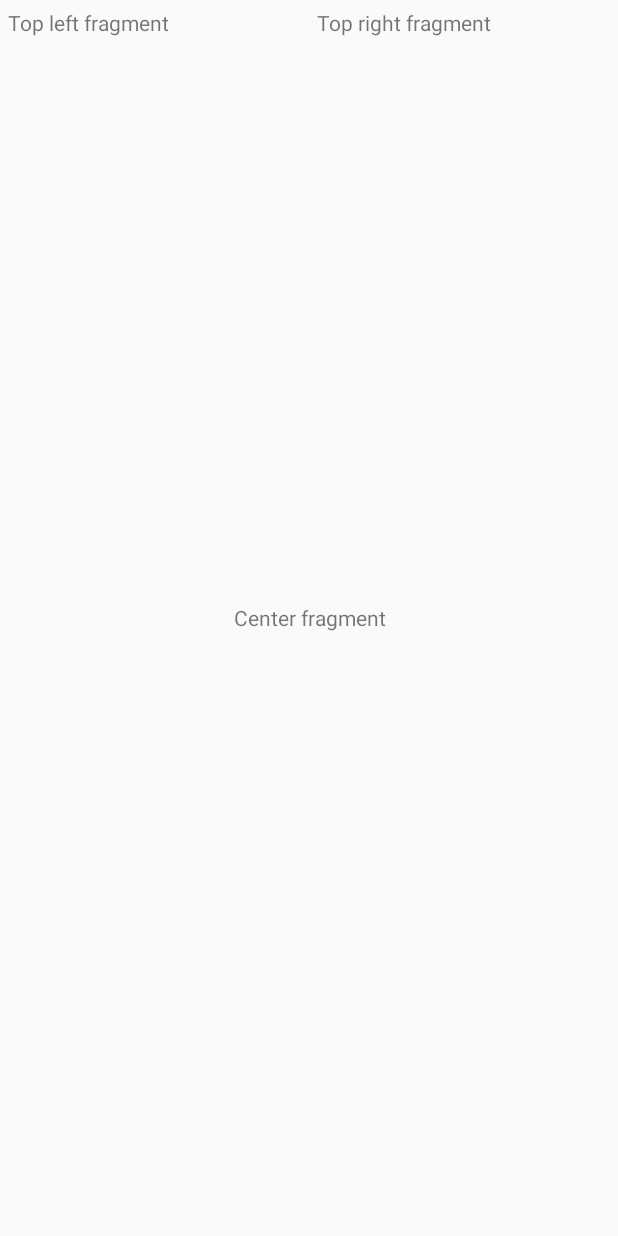
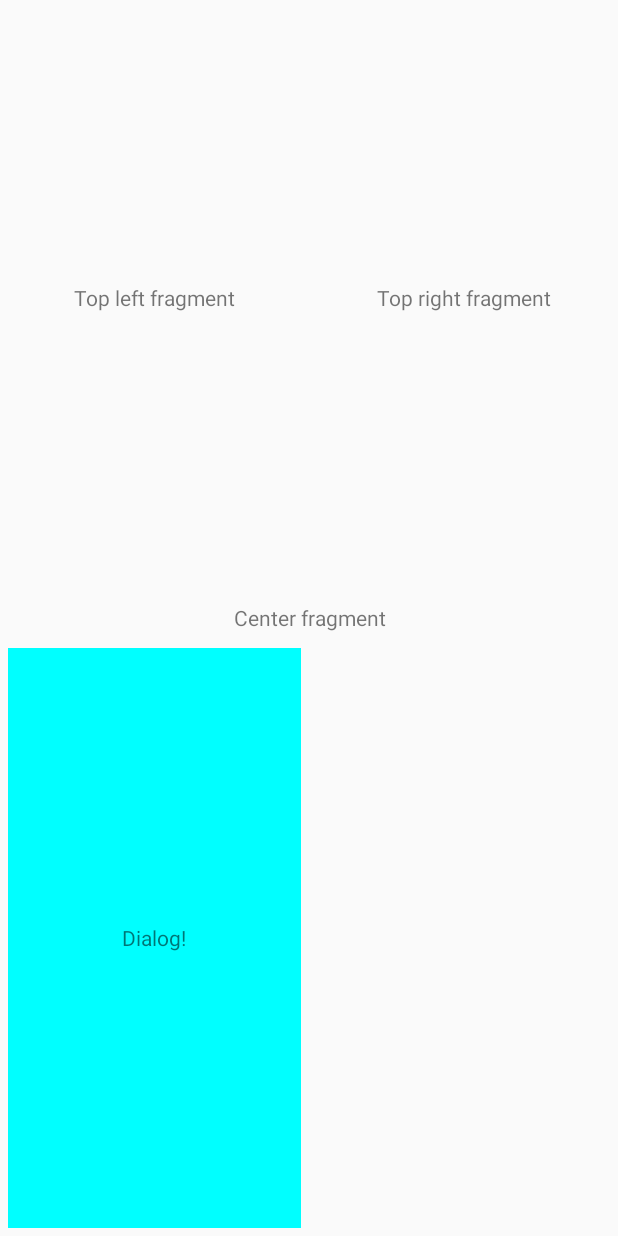
Before and after one commit to noveogroup/university-android-task4, an Android app: the screen it shows after launch (MainActivity), after a tap on "Top left fragment", on a phone screen of 412 x 824 dp. Run offline under Robolectric (Android 15) with nearby library versions, the phone set to English and light mode, and no system bars.

Commit message:
add dialog fragment

```diff
--- /dev/null
+++ b/app/src/main/java/com/noveogroup/task4/BottomLeftFragment.java
@@ -0,0 +1,64 @@
+package com.noveogroup.task4;
+
+import android.app.Activity;
+import android.os.Bundle;
+import android.os.Handler;
+import android.support.v4.app.DialogFragment;
+import android.support.v4.app.FragmentTransaction;
+import android.view.Gravity;
+import android.view.LayoutInflater;
+import android.view.View;
+import android.view.ViewGroup;
+import android.widget.TextView;
+
+public class BottomLeftFragment extends DialogFragment {
+
+    private static final int BLINK_DELAY = 1500;
+
+    private TextView mView;
+    private boolean  mBlink;
+    private int      mBlinkColor;
+    private Handler  mHandler;
+
+    @Override
+    public void onAttach(Activity activity) {
+        super.onAttach(activity);
+        mBlinkColor = getResources().getColor(R.color.dialog_color);
+        mHandler = new Handler(getActivity().getMainLooper());
+    }
+
+    @Override
+    public View onCreateView(LayoutInflater inflater, ViewGroup container, Bundle savedInstanceState) {
+        mView = new TextView(getActivity());
+        mView.setText(R.string.dialog_text);
+        mView.setGravity(Gravity.CENTER);
+        mView.setOnClickListener(new View.OnClickListener() {
+            @Override
+            public void onClick(View v) {
+                if (!getShowsDialog()) {
+                    new BottomLeftFragment().show(getFragmentManager(), null);
+                }
+            }
+        });
+        mHandler.postDelayed(mBlinker, BLINK_DELAY);
+        return mView;
+    }
+
+    @Override
+    public void onDestroyView() {
+        super.onDestroyView();
+        mView = null;
+    }
+
+    private Runnable mBlinker = new Runnable() {
+        @Override
+        public void run() {
+            if (mView != null) {
+                mView.setBackgroundColor(mBlink ? mBlinkColor : 0);
+                mBlink = !mBlink;
+                mHandler.postDelayed(this, BLINK_DELAY);
+            }
+        }
+    };
+
+}
--- /dev/null
+++ b/app/src/main/java/com/noveogroup/task4/BottomRightFragment.java
@@ -0,0 +1,6 @@
+package com.noveogroup.task4;
+
+import android.webkit.WebViewFragment;
+
+public class BottomRightFragment {
+}
--- a/app/src/main/java/com/noveogroup/task4/MainActivity.java
+++ b/app/src/main/java/com/noveogroup/task4/MainActivity.java
@@ -13,13 +13,15 @@ public class MainActivity extends FragmentActivity {
         super.onCreate(savedInstanceState);
         setContentView(R.layout.main);
         if (savedInstanceState == null) {
-            TopFragment topLeft = TopFragment.newInstance(getString(R.string.top_left_text), true);
             TopFragment topRight = TopFragment.newInstance(getString(R.string.top_right_text), false);
             FragmentManager manager = getSupportFragmentManager();
             manager.beginTransaction()
-                    .add(R.id.top_left, topLeft, TOP_LEFT_TAG)
                     .add(R.id.top_right, topRight)
+                    .add(R.id.bottom_left, new BottomLeftFragment())
                     .commit();
+
+            TopFragment topLeft = (TopFragment)manager.findFragmentById(R.id.top_left);
+            topLeft.setText(getString(R.string.top_left_text));
         }
     }
 }
--- a/app/src/main/java/com/noveogroup/task4/TopFragment.java
+++ b/app/src/main/java/com/noveogroup/task4/TopFragment.java
@@ -2,6 +2,7 @@ package com.noveogroup.task4;
 
 import android.os.Bundle;
 import android.support.v4.app.Fragment;
+import android.view.Gravity;
 import android.view.LayoutInflater;
 import android.view.View;
 import android.view.ViewGroup;
@@ -14,7 +15,7 @@ public class TopFragment extends Fragment {
 
     private TextView mTextView;
     private String   mText;
-    private boolean  mActionEnabled;
+    private boolean  mActionEnabled = true;
 
     public static TopFragment newInstance(String text, boolean actionEnabled) {
         Bundle args = new Bundle();
@@ -25,12 +26,21 @@ public class TopFragment extends Fragment {
         return instance;
     }
 
+    public void setText(String text) {
+        mText = text;
+        if (mTextView != null) {
+            mTextView.setText(text);
+        }
+    }
+
     @Override
     public void onCreate(Bundle savedInstanceState) {
         super.onCreate(savedInstanceState);
         Bundle args = (savedInstanceState == null) ? getArguments() : savedInstanceState;
-        mActionEnabled = args.getBoolean(KEY_ACTION_ENABLED);
-        mText = args.getString(KEY_TEXT);
+        if (args != null) {
+            mActionEnabled = args.getBoolean(KEY_ACTION_ENABLED);
+            mText = args.getString(KEY_TEXT);
+        }
     }
 
     @Override
@@ -43,6 +53,7 @@ public class TopFragment extends Fragment {
     @Override
     public View onCreateView(LayoutInflater inflater, ViewGroup container, Bundle savedInstanceState) {
         mTextView = new TextView(getActivity());
+        mTextView.setGravity(Gravity.CENTER);
         mTextView.setText(mText);
         mTextView.setOnClickListener(new View.OnClickListener() {
             @Override
--- a/app/src/main/res/layout/main.xml
+++ b/app/src/main/res/layout/main.xml
@@ -9,10 +9,11 @@
             android:layout_height="0dp"
             android:layout_weight="1"
             android:baselineAligned="false">
-        <FrameLayout
+        <fragment
                 android:id="@+id/top_left"
                 android:layout_width="0dp"
                 android:layout_height="match_parent"
+                android:name="com.noveogroup.task4.TopFragment"
                 android:layout_weight="1"
                 android:padding="@dimen/fragment_padding"/>
         <FrameLayout
@@ -25,7 +26,8 @@
     <FrameLayout
             android:id="@+id/center_fragment"
             android:layout_width="match_parent"
-            android:layout_height="wrap_content"/>
+            android:layout_height="wrap_content"
+            android:padding="@dimen/fragment_padding"/>
     <LinearLayout
             android:layout_width="match_parent"
             android:layout_height="0dp"
--- a/app/src/main/res/values/strings.xml
+++ b/app/src/main/res/values/strings.xml
@@ -3,4 +3,5 @@
     <string name="top_left_text">Top left fragment</string>
     <string name="top_right_text">Top right fragment</string>
     <string name="center_fragment">Center fragment</string>
+    <string name="dialog_text">Dialog!</string>
 </resources>
--- a/app/src/main/res/values/styles.xml
+++ b/app/src/main/res/values/styles.xml
@@ -5,4 +5,6 @@
         <!-- Customize your theme here. -->
     </style>
 
+    <color name="dialog_color">#0ff</color>
+
 </resources>
```
